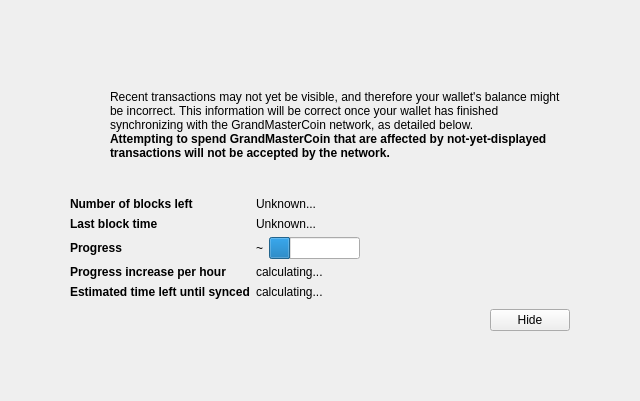
Before: the Qt Designer form src/qt/forms/modaloverlay.ui in globalmovementclub/globalmovementclub, drawn with Qt 5.
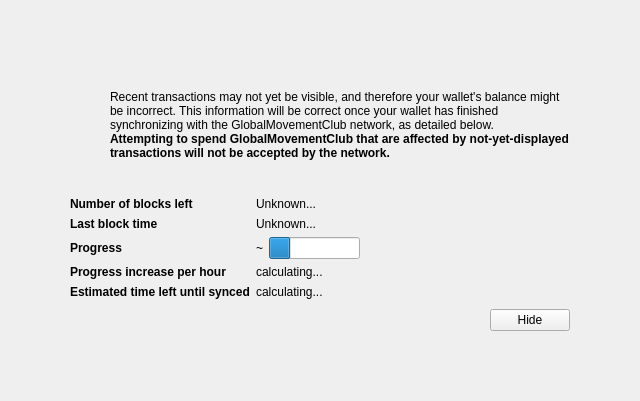
After: the same form once the commit is applied. Icons and pictures are not drawn. Custom widgets are drawn as their Qt base class.

What changed in the file:
```diff
--- a/src/qt/forms/modaloverlay.ui
+++ b/src/qt/forms/modaloverlay.ui
@@ -128,7 +128,7 @@
              <item>
               <widget class="QLabel" name="infoText">
                <property name="text">
-                <string>Recent transactions may not yet be visible, and therefore your wallet's balance might be incorrect. This information will be correct once your wallet has finished synchronizing with the GrandMasterCoin network, as detailed below.</string>
+                <string>Recent transactions may not yet be visible, and therefore your wallet's balance might be incorrect. This information will be correct once your wallet has finished synchronizing with the GlobalMovementClub network, as detailed below.</string>
                </property>
                <property name="textFormat">
                 <enum>Qt::RichText</enum>
@@ -147,7 +147,7 @@
                 </font>
                </property>
                <property name="text">
-                <string>Attempting to spend GrandMasterCoin that are affected by not-yet-displayed transactions will not be accepted by the network.</string>
+                <string>Attempting to spend GlobalMovementClub that are affected by not-yet-displayed transactions will not be accepted by the network.</string>
                </property>
                <property name="textFormat">
                 <enum>Qt::RichText</enum>
```
